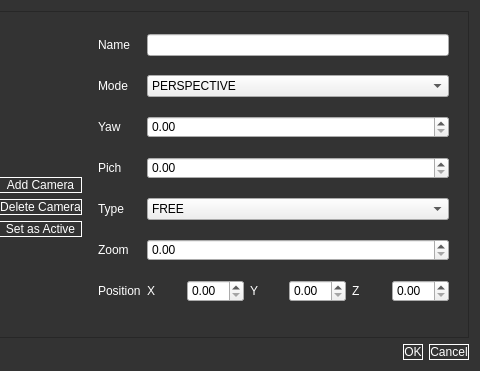
Old version of the form Ui/camerawindowqt.ui in the repository Vazquinhos/CatalunyaCircuit; both pictures show x 311 to 791 and y 0 to 371 of the 791 by 371 pixel window.
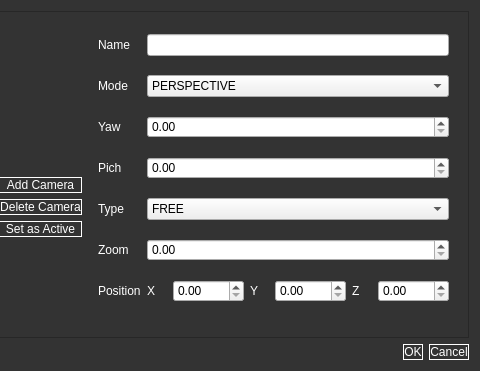
New version of the form.

```diff
--- a/Ui/camerawindowqt.ui
+++ b/Ui/camerawindowqt.ui
@@ -31,11 +31,7 @@
       <string notr="true">QFrame {
      background-color: #333333;
 	 color:white;
- }
-
-QLabel{
-	color:white;
-}</string>
+ }</string>
      </property>
      <property name="frameShape">
       <enum>QFrame::StyledPanel</enum>
@@ -249,7 +245,11 @@
              </widget>
             </item>
             <item>
-             <widget class="QDoubleSpinBox" name="x"/>
+             <widget class="QDoubleSpinBox" name="x">
+              <property name="maximum">
+               <double>1000.000000000000000</double>
+              </property>
+             </widget>
             </item>
             <item>
              <widget class="QLabel" name="label_4">
@@ -259,7 +259,11 @@
              </widget>
             </item>
             <item>
-             <widget class="QDoubleSpinBox" name="y"/>
+             <widget class="QDoubleSpinBox" name="y">
+              <property name="maximum">
+               <double>1000.000000000000000</double>
+              </property>
+             </widget>
             </item>
             <item>
              <widget class="QLabel" name="label_5">
@@ -269,7 +273,11 @@
              </widget>
             </item>
             <item>
-             <widget class="QDoubleSpinBox" name="z"/>
+             <widget class="QDoubleSpinBox" name="z">
+              <property name="maximum">
+               <double>1000.000000000000000</double>
+              </property>
+             </widget>
             </item>
            </layout>
           </item>
```
Left out of the diff: 47 changed lines with no effect on the pictures.
